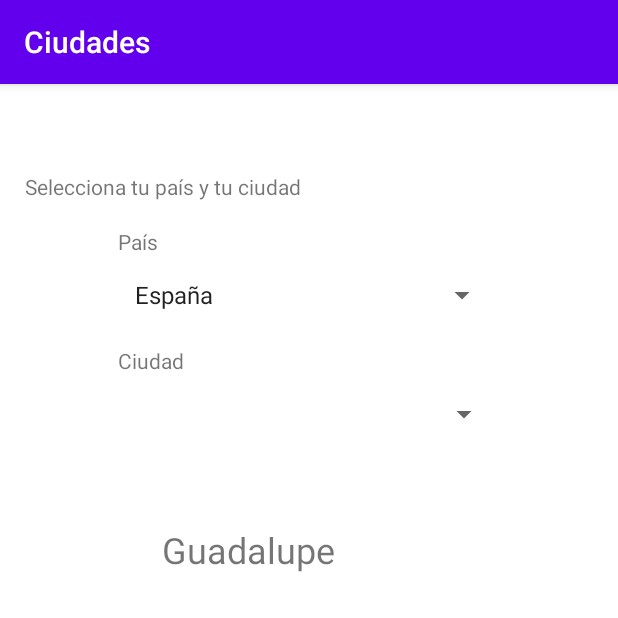
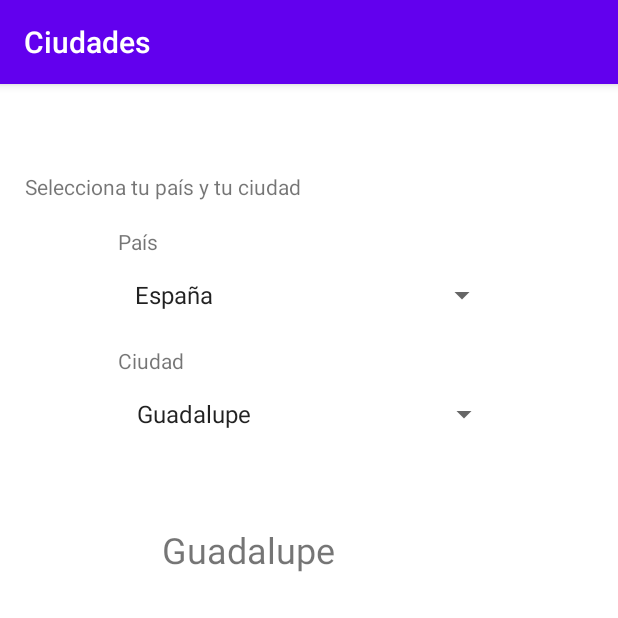
Before and after one commit to xRaul30x/proyectosAndroid, an Android app: the screen it shows after launch (MainActivity), on a phone screen of 412 x 824 dp, the top half of it. Run offline under Robolectric (Android 15) with nearby library versions, the phone set to English and light mode, and no system bars.

Commit message:
ciudades completo

```diff
--- a/Ciudades/app/src/main/java/com/example/ciudades/MainActivity.java
+++ b/Ciudades/app/src/main/java/com/example/ciudades/MainActivity.java
@@ -3,70 +3,79 @@ package com.example.ciudades;
 import androidx.appcompat.app.AppCompatActivity;
 
 import android.os.Bundle;
+import android.util.Log;
 import android.view.View;
 import android.widget.*;
 
-public class MainActivity extends AppCompatActivity implements
-        AdapterView.OnItemSelectedListener{
+public class MainActivity extends AppCompatActivity{
 
 
     String[] paises = { "España", "Alemania", "Bélgica"};
     String[] espana = { "Guadalupe", "Lastres", "Madrid"};
-    String[] alemania = { "Berlin,", "Füssen, Köhl", "Bamberg"};
+    String[] alemania = { "Berlin", "Füssen", "Köhl", "Bamberg"};
     String[] belgica = { "Brujas", "Gante", "Ambere"};
+    String[] ciudades;
+
+    Spinner spinerPaises;
+    Spinner spinerCiudades;
 
     @Override
     protected void onCreate(Bundle savedInstanceState) {
         super.onCreate(savedInstanceState);
         setContentView(R.layout.activity_main);
 
-        //Getting the instance of Spinner and applying OnItemSelectedListener on it
-        Spinner spinerPaises = (Spinner) findViewById(R.id.paises);
-        spinerPaises.setOnItemSelectedListener(this);
+        spinerPaises = (Spinner) findViewById(R.id.paises);
+        ArrayAdapter aa = new ArrayAdapter(MainActivity.this,android.R.layout.simple_spinner_item,paises);
+        aa.setDropDownViewResource(android.R.layout.simple_spinner_dropdown_item);
+        spinerPaises.setAdapter(aa);
 
-        //Creating the ArrayAdapter instance having the country list
-        ArrayAdapter aa = new ArrayAdapter(this,android.R.layout.simple_spinner_item,paises);
-        aa.setDropDownViewResource(android.R.layout.simple_spinner_dropdown_item);
-        //Setting the ArrayAdapter data on the Spinner
-        spinerPaises.setAdapter(aa);
-    }
+        spinerPaises.setOnItemSelectedListener(new AdapterView.OnItemSelectedListener() {
 
             @Override
             public void onItemSelected(AdapterView<?> parent, View view, int position, long id) {
-        //Toast.makeText(getApplicationContext(),paises[position] , Toast.LENGTH_SHORT).show();
-
-        Spinner spinerCiudades = (Spinner) findViewById(R.id.ciudades);
-        spinerCiudades.setOnItemSelectedListener(this);
 
                 switch (paises[position]){
                     case "España":
-                ArrayAdapter aEsp = new ArrayAdapter(this,android.R.layout.simple_spinner_item,espana);
+                        ArrayAdapter aEsp = new ArrayAdapter(MainActivity.this,android.R.layout.simple_spinner_item,espana);
                         aEsp.setDropDownViewResource(android.R.layout.simple_spinner_dropdown_item);
                         spinerCiudades.setAdapter(aEsp);
 
-                TextView ciuEsp = (TextView)findViewById(R.id.seleccionado);
-                ciuEsp.setText(espana[position]);
+                        ciudades = espana;
                         break;
                     case "Alemania":
-                ArrayAdapter aAle = new ArrayAdapter(this,android.R.layout.simple_spinner_item,alemania);
+                        ArrayAdapter aAle = new ArrayAdapter(MainActivity.this,android.R.layout.simple_spinner_item,alemania);
                         aAle.setDropDownViewResource(android.R.layout.simple_spinner_dropdown_item);
                         spinerCiudades.setAdapter(aAle);
 
-                TextView ciuAle = (TextView)findViewById(R.id.seleccionado);
-                ciuAle.setText(alemania[position]);
+                        ciudades = alemania;
                         break;
                     case "Bélgica":
-                ArrayAdapter aBel = new ArrayAdapter(this,android.R.layout.simple_spinner_item,belgica);
+                        ArrayAdapter aBel = new ArrayAdapter(MainActivity.this,android.R.layout.simple_spinner_item,belgica);
                         aBel.setDropDownViewResource(android.R.layout.simple_spinner_dropdown_item);
                         spinerCiudades.setAdapter(aBel);
 
-                TextView ciuBel = (TextView)findViewById(R.id.seleccionado);
-                ciuBel.setText(belgica[position]);
+                        ciudades = belgica;
                         break;
                     default:
                         break;
                 }
+            }
 
+            @Override
+            public void onNothingSelected(AdapterView<?> parent) {
+
+            }
+
+
+        });
+
+        spinerCiudades = (Spinner)findViewById(R.id.ciudades);
+        spinerCiudades.setOnItemSelectedListener(new AdapterView.OnItemSelectedListener() {
+            @Override
+            public void onItemSelected(AdapterView<?> parent, View view, int position, long id) {
+
+                    TextView ciudadSeleccionada = (TextView)findViewById(R.id.seleccionado);
+                    ciudadSeleccionada.setText(ciudades[position]);
 
                 }
 
@@ -74,4 +83,10 @@ public class MainActivity extends AppCompatActivity implements
             public void onNothingSelected(AdapterView<?> parent) {
 
             }
+
+        });
+
+
     }
+
+}
```
Lines whose indentation alone changed are shown as unchanged.
